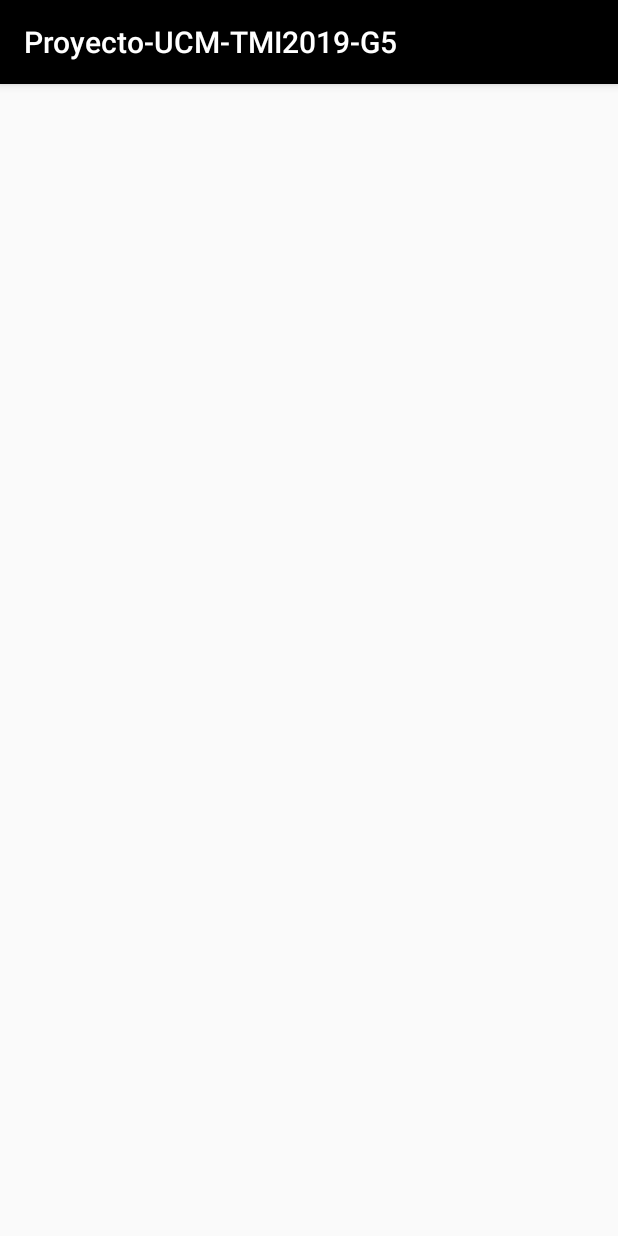
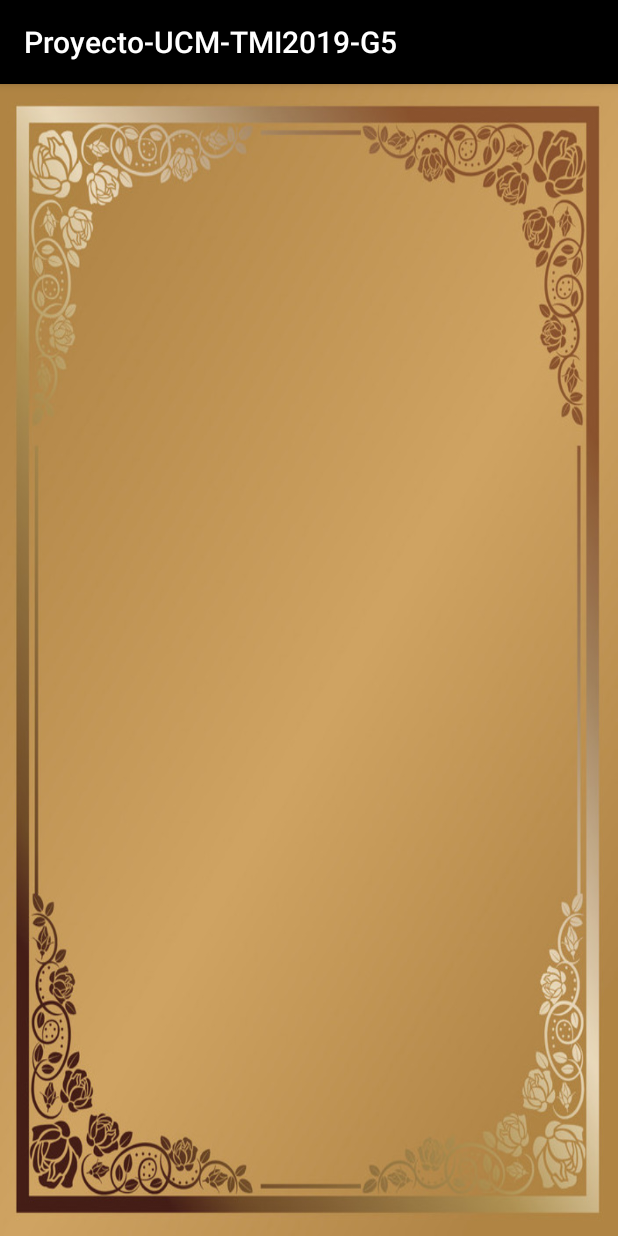
Before and after one commit to AlexT161/Proyecto-UCM-TMI2019-G5, an Android app: the ScrapingActivity screen opened directly, with no data from a screen before it, on a phone screen of 412 x 824 dp. Run offline under Robolectric (Android 15) with nearby library versions, the light colour scheme and no system bars; 1 statement that could not run was skipped.

Commit message:
added background image for restaurant menu

```diff
--- a/app/src/main/java/com/ucm/proyecto_ucm_tmi2019_g5/View/CameraActivity.java
+++ b/app/src/main/java/com/ucm/proyecto_ucm_tmi2019_g5/View/CameraActivity.java
@@ -99,7 +99,7 @@ public class CameraActivity extends AppCompatActivity {
         List<FirebaseVisionText.TextBlock> blocks = text.getTextBlocks();
         String restaurantName = null;
         if (blocks.size() == 0) {
-            Toast.makeText(CameraActivity.this, "No Text :(", Toast.LENGTH_LONG).show();
+            Toast.makeText(CameraActivity.this, "Mamma mia :(", Toast.LENGTH_LONG).show();
             return;
         }
         for (FirebaseVisionText.TextBlock block : text.getTextBlocks()) {
--- a/app/src/main/res/layout/activity_scraping.xml
+++ b/app/src/main/res/layout/activity_scraping.xml
@@ -4,14 +4,15 @@
     xmlns:tools="http://schemas.android.com/tools"
     android:layout_width="match_parent"
     android:layout_height="match_parent"
-    tools:context=".View.ScrapingActivity">
+    tools:context=".View.ScrapingActivity"
+    android:background="@drawable/menu">>
 
     <TextView
         android:id="@+id/tv_menu"
-        android:layout_width="350dp"
-        android:layout_height="675dp"
+        android:layout_width="286dp"
+        android:layout_height="558dp"
         android:layout_marginStart="30dp"
-        android:layout_marginTop="35dp"
+        android:layout_marginTop="150dp"
         android:layout_marginEnd="31dp"
         android:layout_marginBottom="21dp"
         app:layout_constraintBottom_toBottomOf="parent"
```
Also changed, not shown: app/src/main/res/drawable/menu.jpg (added).
